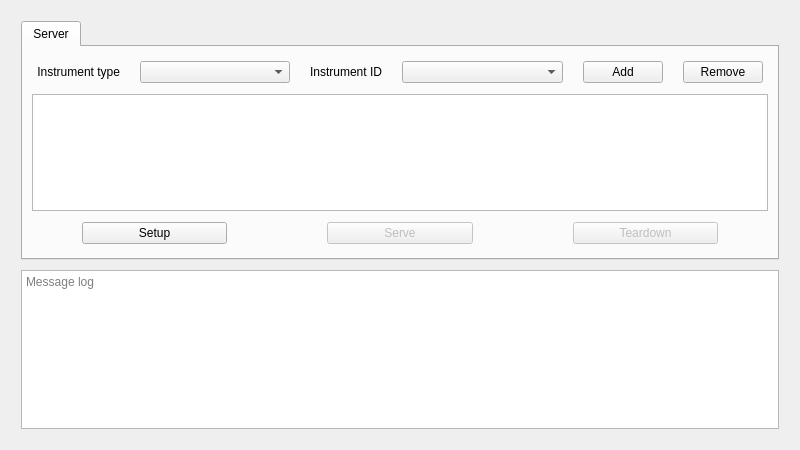
First picture: the form in qcore/gui/verse.ui, repository deanpoulos/qcore-octave, before the edit.
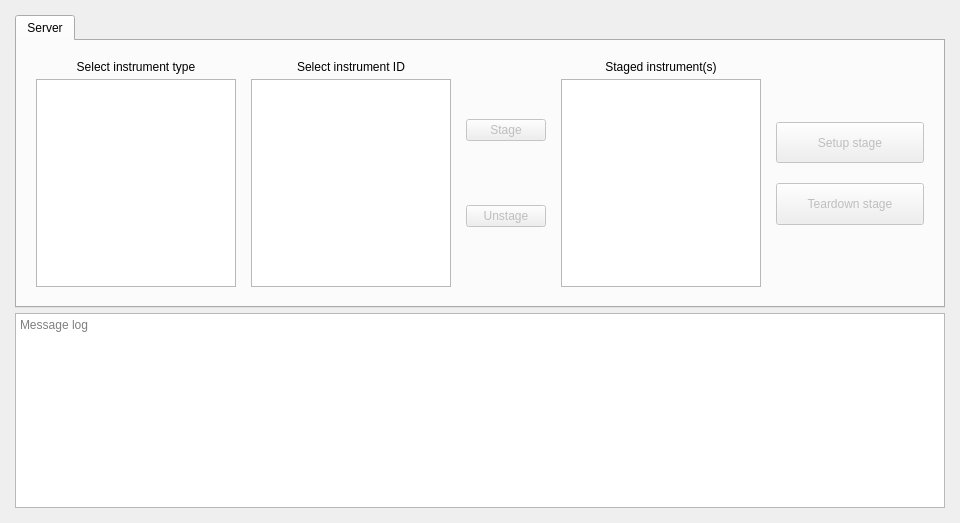
Second picture: the form after the edit.

Commit message: Test Verse GUI with real instruments and people

Patch:
```diff
--- a/qcore/gui/verse.ui
+++ b/qcore/gui/verse.ui
@@ -2,87 +2,93 @@
 <ui version="4.0">
  <class>verse</class>
  <widget class="QWidget" name="verse">
-  <property name="enabled">
-   <bool>true</bool>
-  </property>
   <property name="geometry">
    <rect>
     <x>0</x>
     <y>0</y>
-    <width>800</width>
-    <height>450</height>
+    <width>960</width>
+    <height>523</height>
    </rect>
   </property>
   <property name="sizePolicy">
-   <sizepolicy hsizetype="Expanding" vsizetype="Expanding">
+   <sizepolicy hsizetype="Preferred" vsizetype="Preferred">
     <horstretch>0</horstretch>
     <verstretch>0</verstretch>
    </sizepolicy>
   </property>
   <property name="minimumSize">
    <size>
-    <width>800</width>
+    <width>900</width>
     <height>450</height>
    </size>
   </property>
   <property name="windowTitle">
    <string>Verse</string>
   </property>
-  <layout class="QHBoxLayout" name="horizontalLayout">
+  <layout class="QVBoxLayout" name="verticalLayout_2">
+   <property name="spacing">
+    <number>10</number>
+   </property>
+   <property name="leftMargin">
+    <number>10</number>
+   </property>
+   <property name="topMargin">
+    <number>10</number>
+   </property>
+   <property name="rightMargin">
+    <number>10</number>
+   </property>
+   <property name="bottomMargin">
+    <number>10</number>
+   </property>
    <item>
-    <layout class="QVBoxLayout" name="verse_main_layout" stretch="3,2">
+    <layout class="QVBoxLayout" name="verse_layout" stretch="3,2">
      <property name="spacing">
-      <number>10</number>
-     </property>
-     <property name="sizeConstraint">
-      <enum>QLayout::SetDefaultConstraint</enum>
+      <number>5</number>
      </property>
      <property name="leftMargin">
-      <number>10</number>
+      <number>5</number>
      </property>
      <property name="topMargin">
-      <number>10</number>
+      <number>5</number>
      </property>
      <property name="rightMargin">
-      <number>10</number>
+      <number>5</number>
      </property>
      <property name="bottomMargin">
-      <number>10</number>
+      <number>5</number>
      </property>
      <item>
       <widget class="QTabWidget" name="verse_tabs">
-       <property name="sizePolicy">
-        <sizepolicy hsizetype="Expanding" vsizetype="Expanding">
-         <horstretch>0</horstretch>
-         <verstretch>0</verstretch>
-        </sizepolicy>
-       </property>
        <property name="currentIndex">
         <number>0</number>
        </property>
-       <property name="tabBarAutoHide">
-        <bool>false</bool>
-       </property>
        <widget class="QWidget" name="server_tab">
-        <property name="sizePolicy">
-         <sizepolicy hsizetype="Expanding" vsizetype="Expanding">
-          <horstretch>0</horstretch>
-          <verstretch>0</verstretch>
-         </sizepolicy>
-        </property>
         <attribute name="title">
          <string>Server</string>
         </attribute>
         <layout class="QVBoxLayout" name="verticalLayout">
          <item>
-          <layout class="QVBoxLayout" name="server_layout" stretch="0,0,0">
-           <property name="sizeConstraint">
-            <enum>QLayout::SetDefaultConstraint</enum>
+          <layout class="QHBoxLayout" name="server_tab_layout" stretch="4,4,1,4,3">
+           <property name="spacing">
+            <number>5</number>
            </property>
+           <property name="leftMargin">
+            <number>5</number>
+           </property>
+           <property name="topMargin">
+            <number>5</number>
+           </property>
+           <property name="rightMargin">
+            <number>5</number>
+           </property>
+           <property name="bottomMargin">
+            <number>5</number>
+           </property>
            <item>
-            <layout class="QHBoxLayout" name="select_instruments_layout" stretch="2,2,1">
+            <layout class="QVBoxLayout" name="instrument_types_layout">
              <property name="spacing">
-              <number>20</number>
+              <number>5</number>
              </property>
              <property name="leftMargin">
               <number>5</number>
@@ -97,87 +103,74 @@
               <number>5</number>
              </property>
              <item>
-              <layout class="QHBoxLayout" name="instrument_type_layout" stretch="1,3">
-               <item>
-                <widget class="QLabel" name="instrument_type_label">
-                 <property name="sizePolicy">
-                  <sizepolicy hsizetype="Expanding" vsizetype="Fixed">
-                   <horstretch>0</horstretch>
-                   <verstretch>0</verstretch>
-                  </sizepolicy>
-                 </property>
+              <widget class="QLabel" name="instrument_types_label">
                  <property name="text">
-                  <string>Instrument type</string>
+                <string>Select instrument type</string>
                  </property>
                  <property name="alignment">
-                  <set>Qt::AlignRight|Qt::AlignTrailing|Qt::AlignVCenter</set>
+                <set>Qt::AlignCenter</set>
                  </property>
                 </widget>
                </item>
                <item>
-                <widget class="QComboBox" name="instrument_type_choices">
-                 <property name="sizePolicy">
-                  <sizepolicy hsizetype="Expanding" vsizetype="Fixed">
-                   <horstretch>0</horstretch>
-                   <verstretch>0</verstretch>
-                  </sizepolicy>
-                 </property>
-                 <property name="editable">
-                  <bool>false</bool>
-                 </property>
-                 <property name="currentText">
-                  <string/>
-                 </property>
-                 <property name="currentIndex">
-                  <number>-1</number>
-                 </property>
-                 <property name="placeholderText">
-                  <string/>
-                 </property>
-                </widget>
-               </item>
-              </layout>
-             </item>
+              <widget class="QListWidget" name="instrument_types_list"/>
+             </item>
+            </layout>
+           </item>
+           <item>
+            <layout class="QVBoxLayout" name="instrument_ids_layout">
+             <property name="spacing">
+              <number>5</number>
+             </property>
+             <property name="leftMargin">
+              <number>5</number>
+             </property>
+             <property name="topMargin">
+              <number>5</number>
+             </property>
+             <property name="rightMargin">
+              <number>5</number>
+             </property>
+             <property name="bottomMargin">
+              <number>5</number>
+             </property>
              <item>
-              <layout class="QHBoxLayout" name="instrument_id_layout" stretch="1,3">
-               <item>
-                <widget class="QLabel" name="instrumentIdLabel">
-                 <property name="sizePolicy">
-                  <sizepolicy hsizetype="Expanding" vsizetype="Fixed">
-                   <horstretch>0</horstretch>
-                   <verstretch>0</verstretch>
-                  </sizepolicy>
-                 </property>
+              <widget class="QLabel" name="instrument_ids_label">
                  <property name="text">
-                  <string>Instrument ID</string>
+                <string>Select instrument ID</string>
                  </property>
                  <property name="alignment">
-                  <set>Qt::AlignRight|Qt::AlignTrailing|Qt::AlignVCenter</set>
+                <set>Qt::AlignCenter</set>
                  </property>
                 </widget>
                </item>
                <item>
-                <widget class="QComboBox" name="instrument_id_choices">
-                 <property name="sizePolicy">
-                  <sizepolicy hsizetype="Expanding" vsizetype="Fixed">
-                   <horstretch>0</horstretch>
-                   <verstretch>0</verstretch>
-                  </sizepolicy>
-                 </property>
-                 <property name="placeholderText">
-                  <string/>
-                 </property>
-                </widget>
+              <widget class="QListWidget" name="instrument_ids_list"/>
                </item>
               </layout>
              </item>
              <item>
-              <layout class="QHBoxLayout" name="select_instruments_button_layout" stretch="1,1">
+            <layout class="QVBoxLayout" name="stage_buttons_layout" stretch="0,0">
+             <property name="spacing">
+              <number>5</number>
+             </property>
+             <property name="leftMargin">
+              <number>5</number>
+             </property>
                <property name="topMargin">
-                <number>0</number>
-               </property>
+              <number>5</number>
+             </property>
+             <property name="rightMargin">
+              <number>5</number>
+             </property>
+             <property name="bottomMargin">
+              <number>5</number>
+             </property>
                <item>
-                <widget class="QPushButton" name="add_button">
+              <widget class="QPushButton" name="stage_button">
+               <property name="enabled">
+                <bool>false</bool>
+               </property>
                  <property name="sizePolicy">
                   <sizepolicy hsizetype="Expanding" vsizetype="Fixed">
                    <horstretch>0</horstretch>
@@ -185,12 +178,15 @@
                   </sizepolicy>
                  </property>
                  <property name="text">
-                  <string>Add</string>
+                <string>Stage</string>
                  </property>
                 </widget>
                </item>
                <item>
-                <widget class="QPushButton" name="remove_button">
+              <widget class="QPushButton" name="unstage_button">
+               <property name="enabled">
+                <bool>false</bool>
+               </property>
                  <property name="sizePolicy">
                   <sizepolicy hsizetype="Expanding" vsizetype="Fixed">
                    <horstretch>0</horstretch>
@@ -198,70 +194,91 @@
                   </sizepolicy>
                  </property>
                  <property name="text">
-                  <string>Remove</string>
+                <string>Unstage</string>
                  </property>
                 </widget>
                </item>
               </layout>
              </item>
-            </layout>
-           </item>
            <item>
-            <widget class="QListWidget" name="instruments_list">
-             <property name="editTriggers">
-              <set>QAbstractItemView::NoEditTriggers</set>
+            <layout class="QVBoxLayout" name="staged_instruments_layout">
+             <property name="spacing">
+              <number>5</number>
              </property>
+             <property name="leftMargin">
+              <number>5</number>
+             </property>
+             <property name="topMargin">
+              <number>5</number>
+             </property>
+             <property name="rightMargin">
+              <number>5</number>
+             </property>
+             <property name="bottomMargin">
+              <number>5</number>
+             </property>
+             <item>
+              <widget class="QLabel" name="staged_instruments_label">
+               <property name="text">
+                <string>Staged instrument(s)</string>
+               </property>
+               <property name="alignment">
+                <set>Qt::AlignCenter</set>
+               </property>
+              </widget>
+             </item>
+             <item>
+              <widget class="QListWidget" name="staged_instruments_list">
              <property name="selectionMode">
               <enum>QAbstractItemView::MultiSelection</enum>
              </property>
-             <property name="spacing">
-              <number>5</number>
-             </property>
-            </widget>
-           </item>
+              </widget>
+             </item>
+            </layout>
+           </item>
            <item>
-            <layout class="QHBoxLayout" name="connect_instruments_layout" stretch="1,1,1">
+            <layout class="QVBoxLayout" name="serve_buttons_layout" stretch="3,2,2,3">
              <property name="spacing">
-              <number>100</number>
+              <number>20</number>
              </property>
              <property name="leftMargin">
-              <number>50</number>
+              <number>5</number>
              </property>
              <property name="topMargin">
               <number>5</number>
              </property>
              <property name="rightMargin">
-              <number>50</number>
+              <number>5</number>
              </property>
              <property name="bottomMargin">
               <number>5</number>
              </property>
+             <item>
+              <spacer name="serve_button_top_spacer">
+               <property name="orientation">
+                <enum>Qt::Vertical</enum>
+               </property>
+               <property name="sizeHint" stdset="0">
+                <size>
+                 <width>20</width>
+                 <height>40</height>
+                </size>
+               </property>
+              </spacer>
+             </item>
              <item>
               <widget class="QPushButton" name="setup_button">
-               <property name="sizePolicy">
-                <sizepolicy hsizetype="Expanding" vsizetype="Fixed">
-                 <horstretch>0</horstretch>
-                 <verstretch>0</verstretch>
-                </sizepolicy>
-               </property>
-               <property name="text">
-                <string>Setup</string>
-               </property>
-              </widget>
-             </item>
-             <item>
-              <widget class="QPushButton" name="serve_button">
                <property name="enabled">
                 <bool>false</bool>
                </property>
                <property name="sizePolicy">
-                <sizepolicy hsizetype="Expanding" vsizetype="Fixed">
+                <sizepolicy hsizetype="Expanding" vsizetype="Expanding">
                  <horstretch>0</horstretch>
                  <verstretch>0</verstretch>
                 </sizepolicy>
                </property>
                <property name="text">
-                <string>Serve</string>
+                <string>Setup stage</string>
                </property>
               </widget>
              </item>
@@ -271,16 +288,29 @@
                 <bool>false</bool>
                </property>
                <property name="sizePolicy">
-                <sizepolicy hsizetype="Expanding" vsizetype="Fixed">
+                <sizepolicy hsizetype="Expanding" vsizetype="Expanding">
                  <horstretch>0</horstretch>
                  <verstretch>0</verstretch>
                 </sizepolicy>
                </property>
                <property name="text">
-                <string>Teardown</string>
+                <string>Teardown stage</string>
                </property>
               </widget>
              </item>
+             <item>
+              <spacer name="serve_buttons_bottom_spacer">
+               <property name="orientation">
+                <enum>Qt::Vertical</enum>
+               </property>
+               <property name="sizeHint" stdset="0">
+                <size>
+                 <width>20</width>
+                 <height>40</height>
+                </size>
+               </property>
+              </spacer>
+             </item>
             </layout>
            </item>
           </layout>
@@ -291,9 +321,6 @@
      </item>
      <item>
       <widget class="QTextEdit" name="logbox">
-       <property name="readOnly">
-        <bool>true</bool>
-       </property>
        <property name="placeholderText">
         <string>Message log</string>
        </property>
```
Lines whose indentation alone changed are shown as unchanged. The commit also changes 7 other files.
